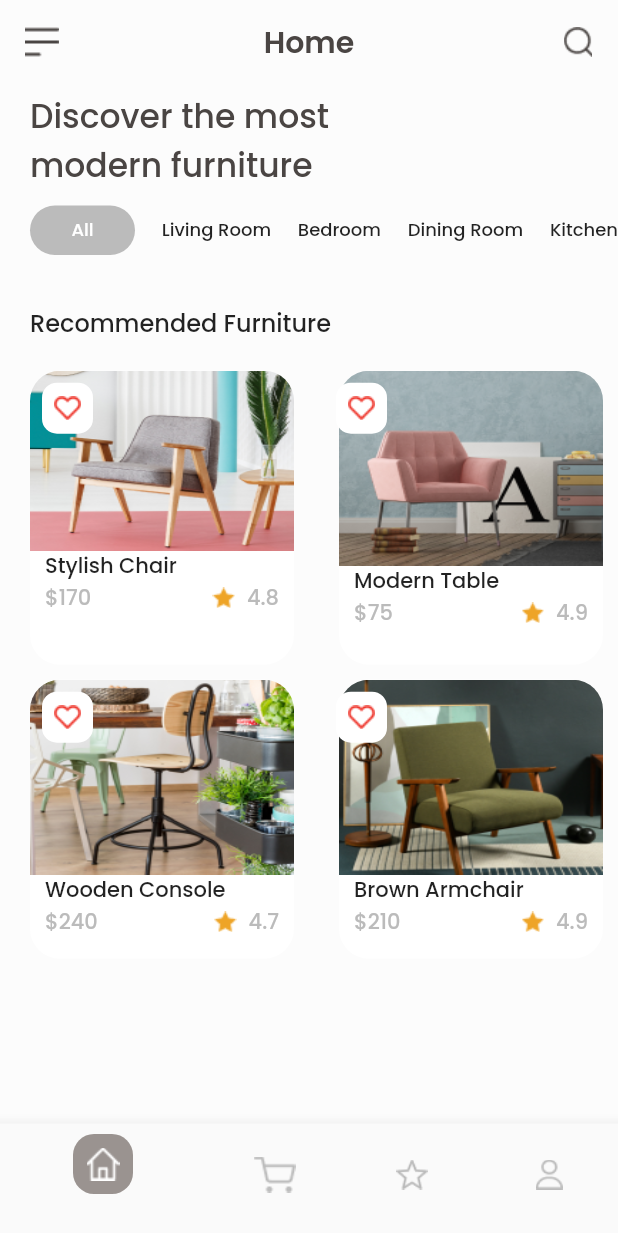
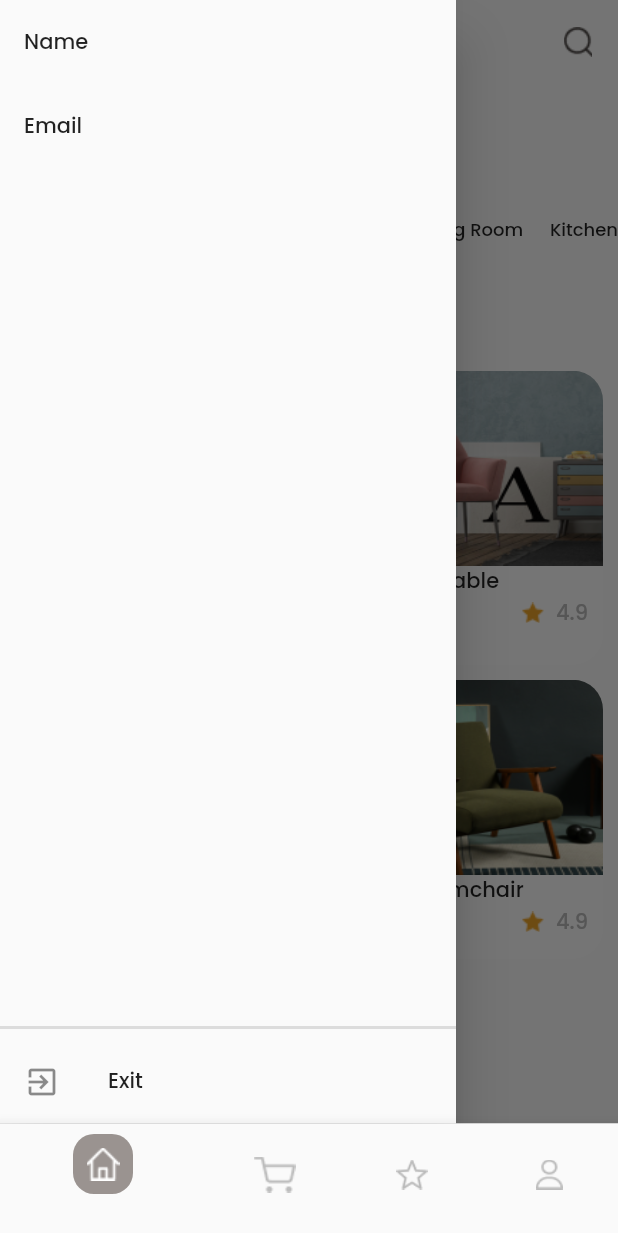
Before and after one commit to taufiqjack/fic_furniture_shop, a Flutter app: the screen it shows after launch, with the side drawer open (before the commit the screen has no drawer), on a phone screen of 412 x 824 dp. Shown: the top 1233 px of the screen. Run offline on Flutter 3.47's test engine with Material 2 defaults, Android fonts, the phone set to English and light mode, and no system bars.

Commit message:
add drawer

```diff
--- a/lib/views/home_view.dart
+++ b/lib/views/home_view.dart
@@ -1,5 +1,6 @@
 import 'package:fic_furniture_shop/customs/color_custom.dart';
 import 'package:fic_furniture_shop/views/detail_view.dart';
+import 'package:fic_furniture_shop/widgets/open_drawer.dart';
 import 'package:flutter/material.dart';
 
 class HomeView extends StatefulWidget {
@@ -15,11 +16,14 @@ class _HomeViewState extends State<HomeView> {
   int selected = 1;
   PageController pageControler = PageController();
   var duration = const Duration(milliseconds: 500);
+  final GlobalKey<ScaffoldState> _key = GlobalKey<ScaffoldState>();
 
   @override
   Widget build(BuildContext context) {
     return Scaffold(
+      key: _key,
       backgroundColor: whiteTwo,
+      drawer: openDrawer(),
       appBar: PreferredSize(
           preferredSize:
               Size.fromHeight(MediaQuery.of(context).size.height / 4.5),
@@ -29,7 +33,9 @@ class _HomeViewState extends State<HomeView> {
                 backgroundColor: whiteTwo,
                 elevation: 0,
                 leading: InkWell(
-                  onTap: () {},
+                  onTap: () {
+                    _key.currentState!.openDrawer();
+                  },
                   child: Image.asset(
                     'assets/images/menu_icon.png',
                     height: 18,
--- /dev/null
+++ b/lib/widgets/open_drawer.dart
@@ -0,0 +1,31 @@
+import 'package:flutter/material.dart';
+import 'package:flutter/services.dart';
+
+Widget openDrawer() {
+  return Drawer(
+    child: Column(
+      children: [
+        Expanded(
+          child: ListView(
+            children: const [
+              ListTile(
+                title: Text('Name'),
+              ),
+              ListTile(
+                title: Text('Email'),
+              ),
+            ],
+          ),
+        ),
+        const Divider(thickness: 2),
+        Align(
+            alignment: Alignment.bottomCenter,
+            child: ListTile(
+              leading: const Icon(Icons.exit_to_app),
+              title: const Text('Exit'),
+              onTap: () => SystemNavigator.pop(),
+            )),
+      ],
+    ),
+  );
+}
```
